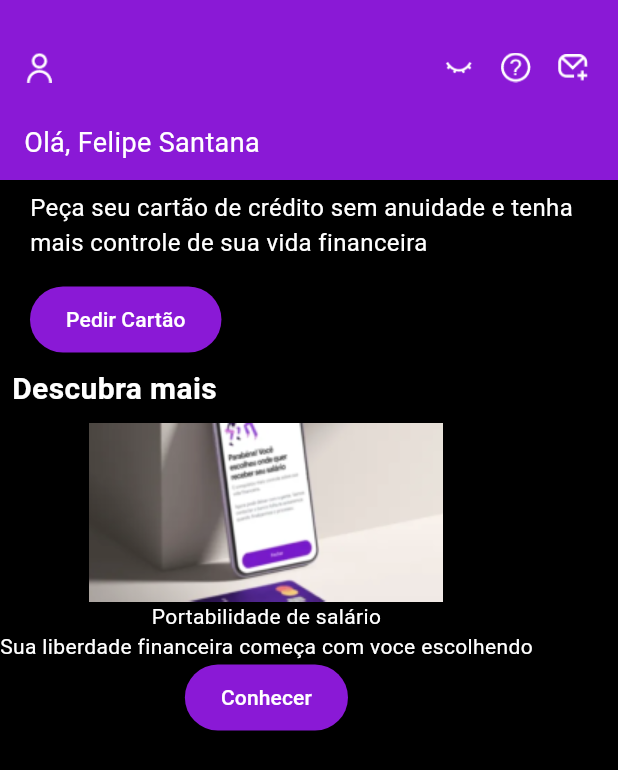
After one commit to msbzz/nubank_layout, a Flutter app: the screen it shows after launch, scrolled down 576 dp, after a tap on "Conhecer", on a phone screen of 412 x 824 dp. The commit adds this screen. Shown: the top 770 px of the screen. Run offline on Flutter 3.47's test engine with Material 3 defaults, Android fonts, the light colour scheme and no system bars; statements that could not run were skipped.

Commit message:
new features part 1

```diff
--- a/lib/home/home_page.dart
+++ b/lib/home/home_page.dart
@@ -5,6 +5,7 @@ import 'package:nubank_layout/utils/custom_app_bar.dart';
 import 'package:nubank_layout/utils/info_box_card.dart';
 import 'package:nubank_layout/utils/messages.dart';
 import 'package:nubank_layout/utils/new_card.dart';
+import 'package:nubank_layout/utils/new_features.dart';
 import 'package:nubank_layout/utils/services_buttons.dart';
 
 
@@ -17,7 +18,7 @@ import 'package:nubank_layout/utils/services_buttons.dart';
       appBar: CustomAppBar(height: 120.0),
       body: SafeArea(
         child: Container(
-          color:Color(PRETO),
+          color:const Color(PRETO),
           child: ListView(
             children: const [
               Balance(),
@@ -25,6 +26,7 @@ import 'package:nubank_layout/utils/services_buttons.dart';
               InfoBoxCard(),
               Messages(),
               NewCard(),
+              NewFeatures()
             ],
           ),
         ),
--- a/lib/themes/colors.dart
+++ b/lib/themes/colors.dart
@@ -5,4 +5,5 @@ const LightBlue = 0xFF00008B;
 const PRETO_CLARO1 = 0xFF292929;
 const PRETO_CLARO2 = 0xFF1C1C1C;
 const PRETO_CLARO3 = 0xDD000000;
+const PRETO_CLARO4 = 0x8A000000;
 const BRANCO= 0xFFFFFFFF;
--- /dev/null
+++ b/lib/utils/constants.dart
@@ -0,0 +1 @@
+const NEW_FEATURE1='';
--- a/lib/utils/new_card.dart
+++ b/lib/utils/new_card.dart
@@ -10,7 +10,7 @@ class NewCard extends StatelessWidget {
         child: Padding(
       padding: const EdgeInsets.only(top: 37, left: 12.0),
       child: Container(
-        color: Color(PRETO_CLARO3),
+        color: Color(PRETO_CLARO4),
         padding: const EdgeInsets.symmetric(horizontal: 8.0),
         child: Column(
           crossAxisAlignment: CrossAxisAlignment.start,
@@ -44,7 +44,7 @@ class NewCard extends StatelessWidget {
                   ),
                 ),
                 child: const Text('Pedir Cartão',
-                    style: TextStyle(color: Colors.white)))
+                    style: TextStyle(color: Colors.white),),)
           ],
         ),
       ),
--- /dev/null
+++ b/lib/utils/new_feature.dart
@@ -0,0 +1,29 @@
+import 'package:flutter/material.dart';
+import 'package:nubank_layout/themes/colors.dart';
+
+class NewFeature extends StatelessWidget {
+  const NewFeature({super.key, required this.feature});
+  final String feature;
+  @override
+  Widget build(BuildContext context) {
+    return Column(
+      children:[
+        Image.asset('images/feature1.png'),
+        Text(feature,style:TextStyle(color:Colors.white)),
+        Text('Sua liberdade financeira começa com voce escolhendo',style:TextStyle(color:Colors.white)),
+        TextButton(
+      onPressed: () {},
+      style: TextButton.styleFrom(
+        backgroundColor: Color(ROXO_NUBANK), // Cor de fundo roxa
+        padding: const EdgeInsets.symmetric(
+            vertical: 12.0, horizontal: 24.0),
+        shape: RoundedRectangleBorder(
+          borderRadius:
+              BorderRadius.circular(24.0), // Bordas arredondadas
+        ),
+      ),
+      child: const Text('Conhecer',
+          style: TextStyle(color: Colors.white),),)
+      ]);
+  }
+}
--- /dev/null
+++ b/lib/utils/new_features.dart
@@ -0,0 +1,32 @@
+import 'package:flutter/material.dart';
+import 'package:flutter/widgets.dart';
+import 'package:nubank_layout/utils/new_feature.dart';
+
+class NewFeatures extends StatelessWidget {
+  const NewFeatures({super.key});
+
+  @override
+  Widget build(BuildContext context) {
+    return Column(
+      crossAxisAlignment: CrossAxisAlignment.start,
+      children: [
+        const Padding(
+          padding: EdgeInsets.all(8.0),
+          child: Text('Descubra mais', style: TextStyle(fontSize: 20, fontWeight: FontWeight.bold,color:Colors.white)),
+        ),
+        SizedBox(
+          height: 600, // Definindo a altura para o ListView horizontal
+          child: ListView(
+            scrollDirection: Axis.horizontal,
+            children: [
+              NewFeature(feature: 'Portabilidade de salário'),
+              //NewFeature(feature: 'Cashback em todas as compras'),
+              //NewFeature(feature: 'Seguro de vida personalizado'),
+              //NewFeature(feature: 'Investimentos automáticos'),
+            ],
+          ),
+        ),
+      ],
+    );
+  }
+}
--- a/pubspec.yaml
+++ b/pubspec.yaml
@@ -61,6 +61,7 @@ flutter:
   # To add assets to your application, add an assets section, like this:
   assets:
     - images/nubank_1.png
+    - images/feature1.png
     - images/user.png
     - images/help.png
     - images/email.png
```
Also changed, not shown: images/feature1.png (added).
